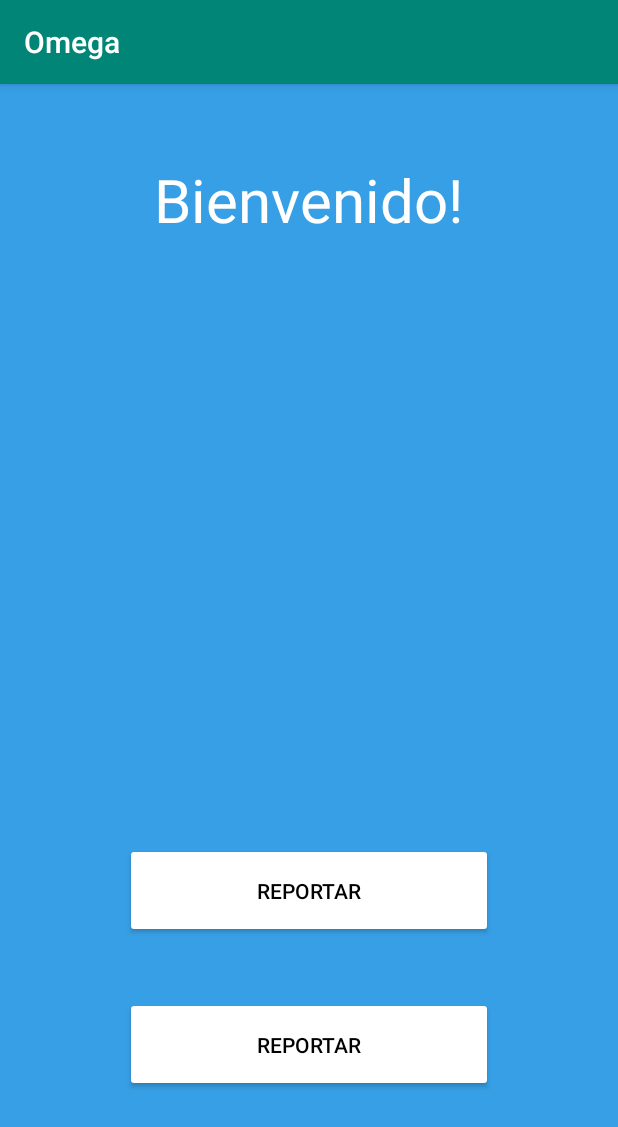
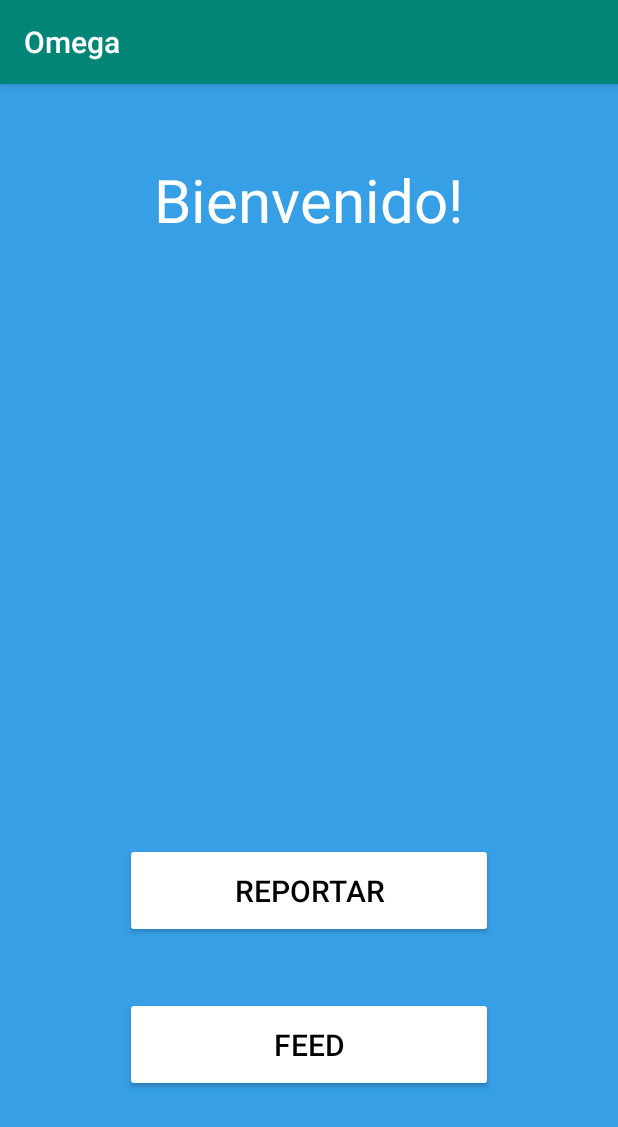
Before and after one commit to BernardGU/Omega, an Android app: the screen it shows after launch (MainActivity), on a phone screen of 412 x 824 dp. Shown: the top 1127 px of the screen. Run offline under Robolectric (Android 15) with nearby library versions, the phone set to English and light mode, and no system bars.

Commit message:
layout configs

```diff
--- a/app/src/main/res/layout/activity_main.xml
+++ b/app/src/main/res/layout/activity_main.xml
@@ -28,6 +28,7 @@
         android:layout_height="63dp"
         android:backgroundTint="#FFFFFF"
         android:text="Reportar"
+        android:textSize="20sp"
         android:textColor="#000000"
         app:layout_constraintBottom_toBottomOf="parent"
         app:layout_constraintEnd_toEndOf="parent"
@@ -40,7 +41,8 @@
         android:layout_width="245dp"
         android:layout_height="63dp"
         android:backgroundTint="#FFFFFF"
-        android:text="Reportar"
+        android:text="Feed"
+        android:textSize="20sp"
         android:textColor="#000000"
         app:layout_constraintBottom_toBottomOf="parent"
         app:layout_constraintEnd_toEndOf="parent"
--- a/app/src/main/res/layout/activity_second__report.xml
+++ b/app/src/main/res/layout/activity_second__report.xml
@@ -6,4 +6,6 @@
     android:layout_height="match_parent"
     tools:context=".SecondActivity_Report">
 
+
+
 </androidx.constraintlayout.widget.ConstraintLayout>
```
